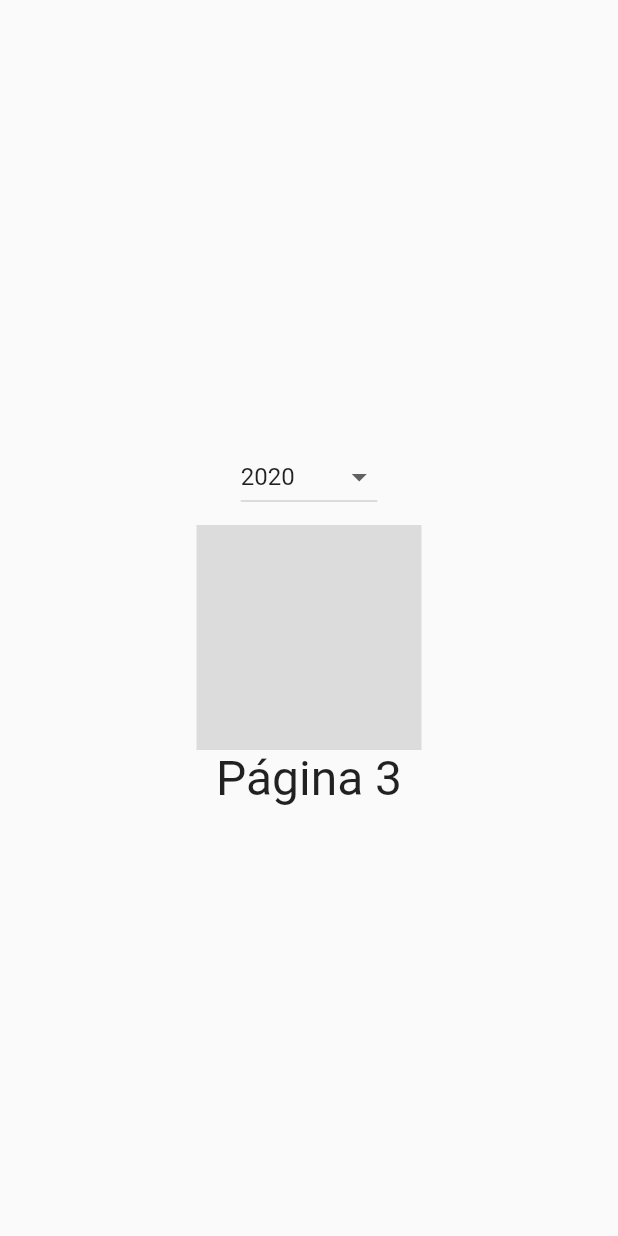
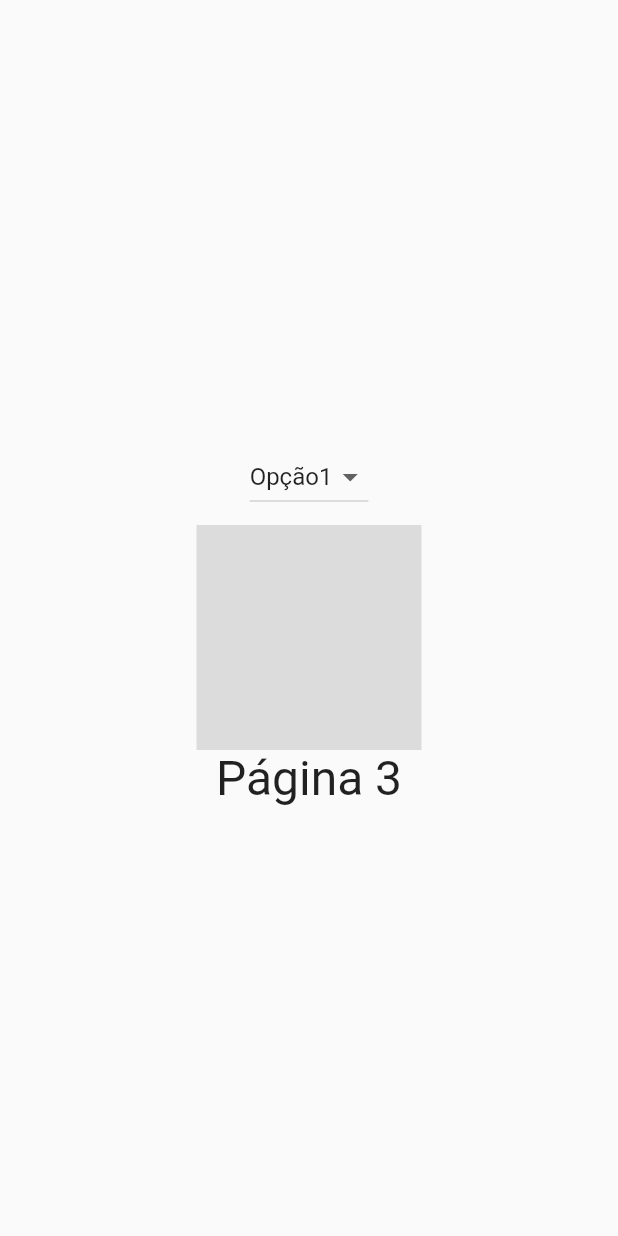
Before and after one commit to victorers1/DropDownButton-com-RouterOutlet, a Flutter app: the Mod3Page screen opened directly, on a phone screen of 412 x 824 dp. Run offline on Flutter 3.47's test engine with Material 2 defaults, Android fonts, the phone set to English and light mode, and no system bars; our stand-ins replace dio, flutter_modular, mobx; generated files the repository leaves out were written again.

Commit message:
Renomeando variaveis

```diff
--- a/lib/app/modules/submodules/mod1/mod1_controller.dart
+++ b/lib/app/modules/submodules/mod1/mod1_controller.dart
@@ -8,7 +8,7 @@ class Mod1Controller = _Mod1ControllerBase with _$Mod1Controller;
 
 abstract class _Mod1ControllerBase with Store {
   @observable
-  String matricula = '2020';
+  String value = 'Opção1';
 
   @action
   void increment() {}
--- a/lib/app/modules/submodules/mod1/mod1_page.dart
+++ b/lib/app/modules/submodules/mod1/mod1_page.dart
@@ -14,7 +14,6 @@ class _Mod1PageState extends ModularState<Mod1Page, Mod1Controller> {
   @override
   Widget build(BuildContext context) {
     return Scaffold(
-      // appBar: AppBar(title: Text(widget.title)),
       body: Center(
         child: Column(
           mainAxisAlignment: MainAxisAlignment.center,
@@ -24,21 +23,20 @@ class _Mod1PageState extends ModularState<Mod1Page, Mod1Controller> {
               child: Column(
                 children: [
                   DropdownButton<String>(
-                    value: controller.matricula,
-                    hint: Text('Matrícula'),
+                    value: controller.value,
                     items: [
                       DropdownMenuItem(
-                        child: Text('2020'),
-                        value: '2020',
+                        child: Text('Opção1'),
+                        value: 'Opção1',
                       ),
                       DropdownMenuItem(
-                        child: Text('2019'),
-                        value: '2019',
+                        child: Text('Opção2'),
+                        value: 'Opção2',
                       ),
                     ],
                     onChanged: (m) {
                       setState(() {
-                        controller.matricula = m;
+                        controller.value = m;
                       });
                     },
                   )
--- a/lib/app/modules/submodules/mod3/mod3_page.dart
+++ b/lib/app/modules/submodules/mod3/mod3_page.dart
@@ -9,7 +9,7 @@ class Mod3Page extends StatefulWidget {
 }
 
 class _Mod3PageState extends State<Mod3Page> {
-  String matricula = '2020';
+  String value = 'Opção1';
 
   @override
   Widget build(BuildContext context) {
@@ -23,21 +23,20 @@ class _Mod3PageState extends State<Mod3Page> {
               child: Column(
                 children: [
                   DropdownButton<String>(
-                    value: matricula,
-                    hint: Text('Matrícula'),
+                    value: value,
                     items: [
                       DropdownMenuItem(
-                        child: Text('2020'),
-                        value: '2020',
+                        child: Text('Opção1'),
+                        value: 'Opção1',
                       ),
                       DropdownMenuItem(
-                        child: Text('2019'),
-                        value: '2019',
+                        child: Text('Opção2'),
+                        value: 'Opção2',
                       ),
                     ],
                     onChanged: (m) {
                       setState(() {
-                        matricula = m;
+                        value = m;
                       });
                     },
                   )
```
Also changed, not shown: lib/app/modules/submodules/mod3/mod3_controller.dart (deleted, +0 -13 lines), lib/app/modules/submodules/mod4/mod4_controller.dart (deleted, +0 -17 lines), lib/app/modules/submodules/mod1/mod1_controller.g.dart, lib/app/modules/submodules/mod3/mod3_controller.g.dart (deleted), lib/app/modules/submodules/mod4/mod4_controller.g.dart (deleted).
